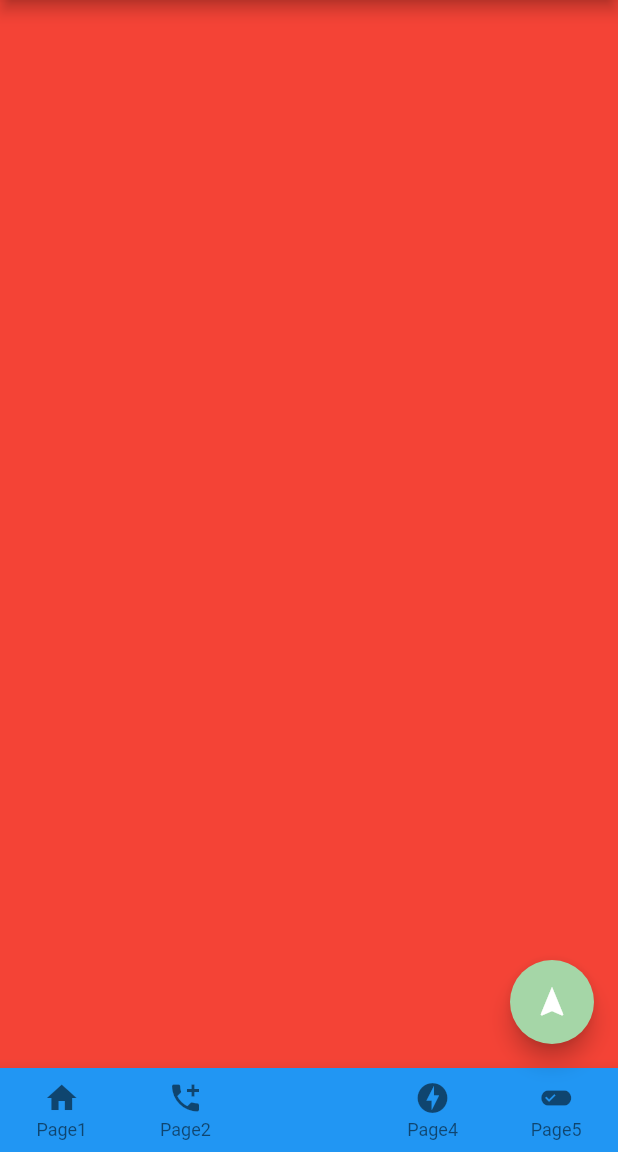
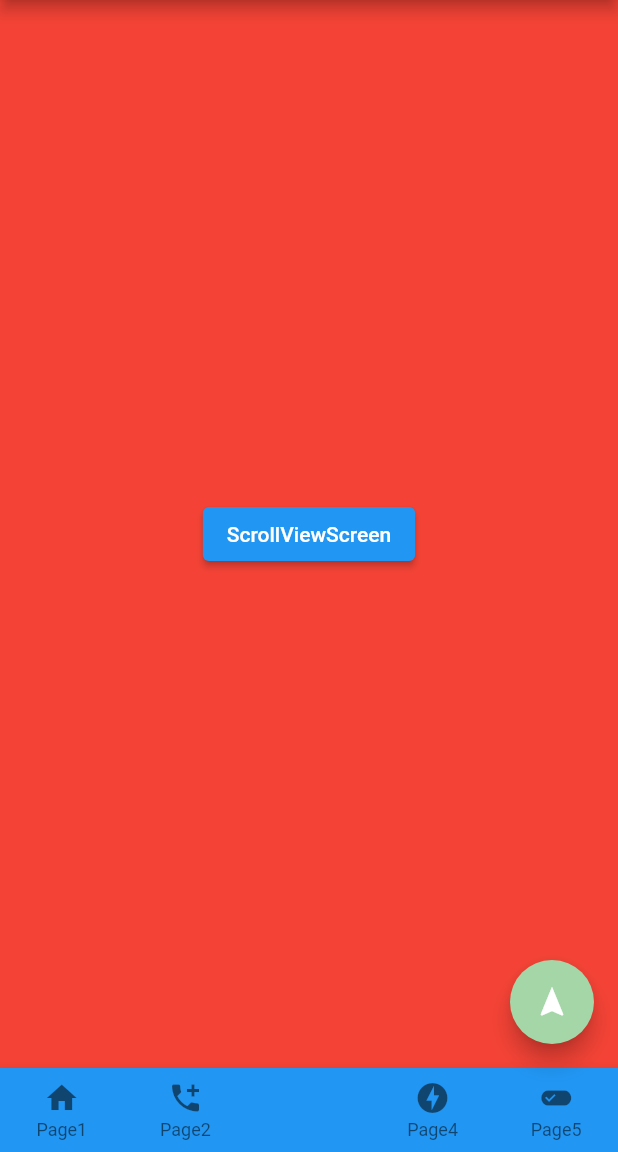
Before and after one commit to ramen2020/flutter_cheat, a Flutter app: the screen it shows after launch, item 3 of the bottom bar chosen, on a phone screen of 412 x 824 dp, the part 84-1236 px from its top. Run offline on Flutter 3.47's test engine with Material 2 defaults, Android fonts, the phone set to English and light mode, and no system bars.

Commit message:
scrollviewへ遷移できるように修正

```diff
--- a/lib/screen/page3_screen.dart
+++ b/lib/screen/page3_screen.dart
@@ -1,4 +1,5 @@
 import 'package:flutter/material.dart';
+import './scrollview/scroll_view_screen.dart';
 
 class Page3 extends StatelessWidget {
   @override
@@ -11,15 +12,15 @@ class Page3 extends StatelessWidget {
             mainAxisAlignment: MainAxisAlignment.center,
             children: <Widget>[
               // 画面遷移
-              // ElevatedButton(
-              //     child: Text('buttons_screenx'),
-              //     onPressed: () {
-              //       Navigator.push(
-              //           context,
-              //           MaterialPageRoute(
-              //             builder: (context) => ButtonsScreen(),
-              //           ));
-              //     }),
+              ElevatedButton(
+                  child: Text('ScrollViewScreen'),
+                  onPressed: () {
+                    Navigator.push(
+                        context,
+                        MaterialPageRoute(
+                          builder: (context) => ScrollViewScreen(),
+                        ));
+                  }),
 
               // ElevatedButton(
               //   child: Text('checkbox_screen'),
@@ -34,43 +35,3 @@ class Page3 extends StatelessWidget {
             ]));
   }
 }
-
-
-    // return Column(
-    //   children: [
-    //     Text('title'),
-    //     Container(
-    //         width: 1030,
-    //         child: Row(children: <Widget>[
-    //           const SizedBox(
-    //             width: 30,
-    //             height: 400,
-    //             child: Text('固定表示させたいパーツ'),
-    //           ),
-    //           Expanded(
-    //               child: SingleChildScrollView(
-    //                   scrollDirection: Axis.horizontal,
-    //                   child: Row(children: <Widget>[
-    //                     SizedBox(
-    //                         width: 100,
-    //                         height: 400,
-    //                         child: const Text('横にスクロールしたいパーツ')),
-    //                     SizedBox(
-    //                         width: 100,
-    //                         height: 400,
-    //                         child: const Text('横にスクロールしたいパーツ')),
-    //                     SizedBox(
-    //                         width: 100,
-    //                         height: 400,
-    //                         child: const Text('横にスクロールしたいパーツ')),
-    //                     SizedBox(
-    //                         width: 100,
-    //                         height: 400,
-    //                         child: const Text('横にスクロールしたいパーツ')),
-    //                     SizedBox(
-    //                         width: 100,
-    //                         height: 400,
-    //                         child: const Text('横にスクロールしたいパーツ')),
-    //                   ])))
-    //         ]))
-    //   ],
```
